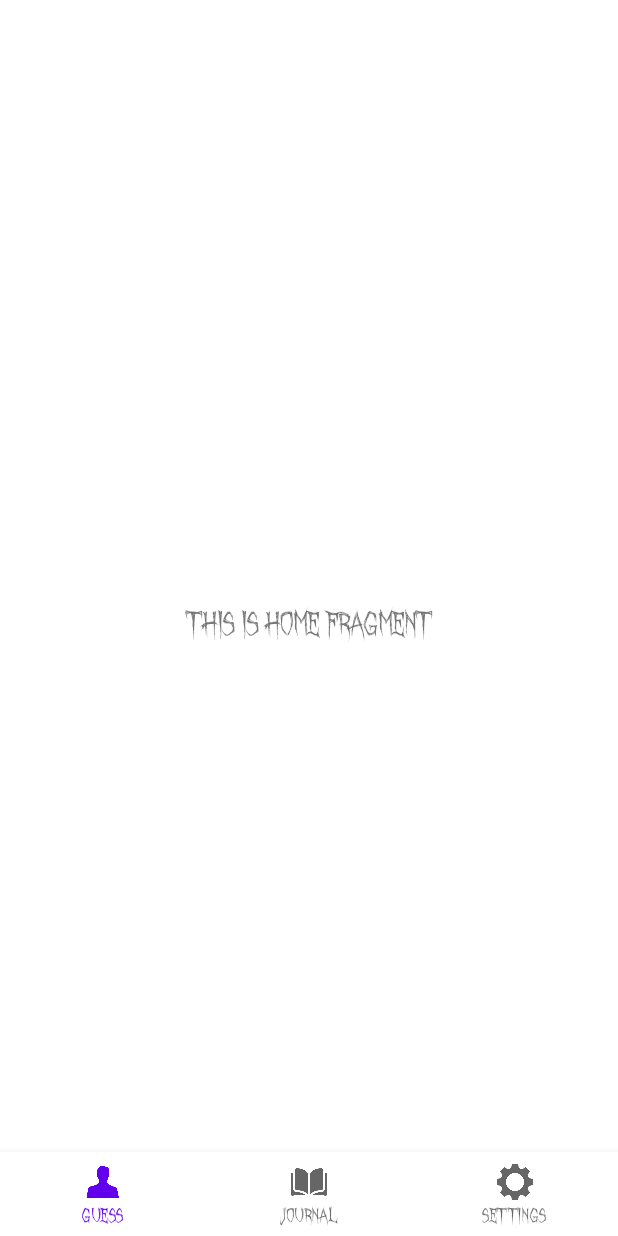
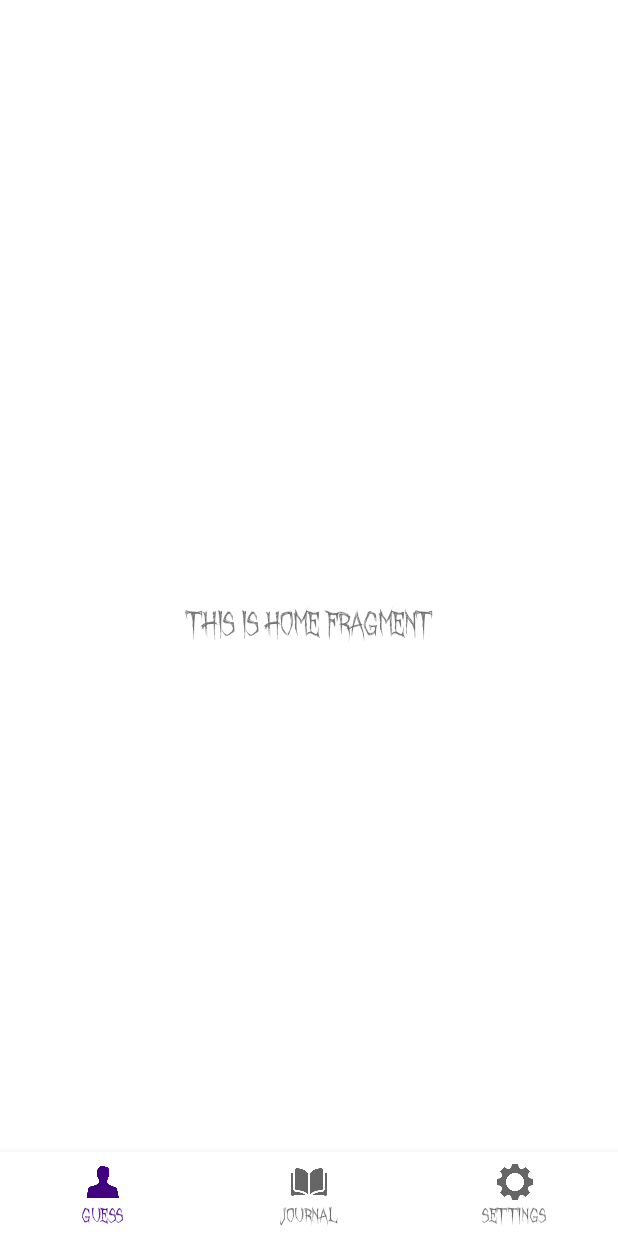
Before and after one commit to CaptainArekor/PhasmoJournal, an Android app: the screen it shows after launch (MainActivity), on a phone screen of 412 x 824 dp. Run offline under Robolectric (Android 15) with nearby library versions, the phone set to English and light mode, and no system bars; our stand-ins replace navigation-ui.

Commit message:
Update colors

```diff
--- a/app/src/main/res/values-night/themes.xml
+++ b/app/src/main/res/values-night/themes.xml
@@ -3,7 +3,7 @@
     <style name="Theme.PhasmoJournal" parent="Theme.MaterialComponents.DayNight.NoActionBar">
         <!-- Primary brand color. -->
         <item name="colorPrimary">@color/purple_200</item>
-        <item name="colorPrimaryVariant">@color/purple_700</item>
+        <item name="colorPrimaryVariant">@color/purple_40</item>
         <item name="colorOnPrimary">@color/black</item>
         <!-- Secondary brand color. -->
         <item name="colorSecondary">@color/teal_200</item>
--- a/app/src/main/res/values/colors.xml
+++ b/app/src/main/res/values/colors.xml
@@ -7,4 +7,6 @@
     <color name="teal_700">#FF018786</color>
     <color name="black">#FF000000</color>
     <color name="white">#FFFFFFFF</color>
+    <color name="purple_25">#FF400080</color>
+    <color name="purple_40">#FF6600cc</color>
 </resources>
--- a/app/src/main/res/values/themes.xml
+++ b/app/src/main/res/values/themes.xml
@@ -2,8 +2,8 @@
     <!-- Base application theme. -->
     <style name="Theme.PhasmoJournal" parent="Theme.MaterialComponents.DayNight.NoActionBar">
         <!-- Primary brand color. -->
-        <item name="colorPrimary">@color/purple_500</item>
-        <item name="colorPrimaryVariant">@color/purple_700</item>
+        <item name="colorPrimary">@color/purple_25</item>
+        <item name="colorPrimaryVariant">@color/purple_40</item>
         <item name="colorOnPrimary">@color/white</item>
         <!-- Secondary brand color. -->
         <item name="colorSecondary">@color/teal_200</item>
```
